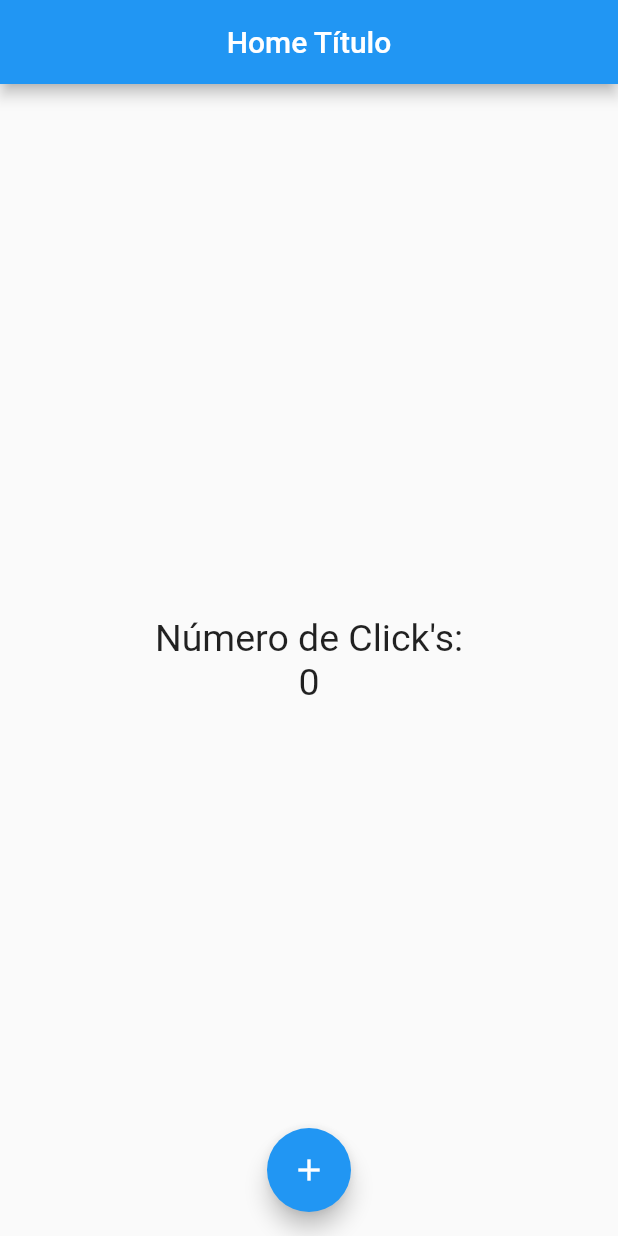
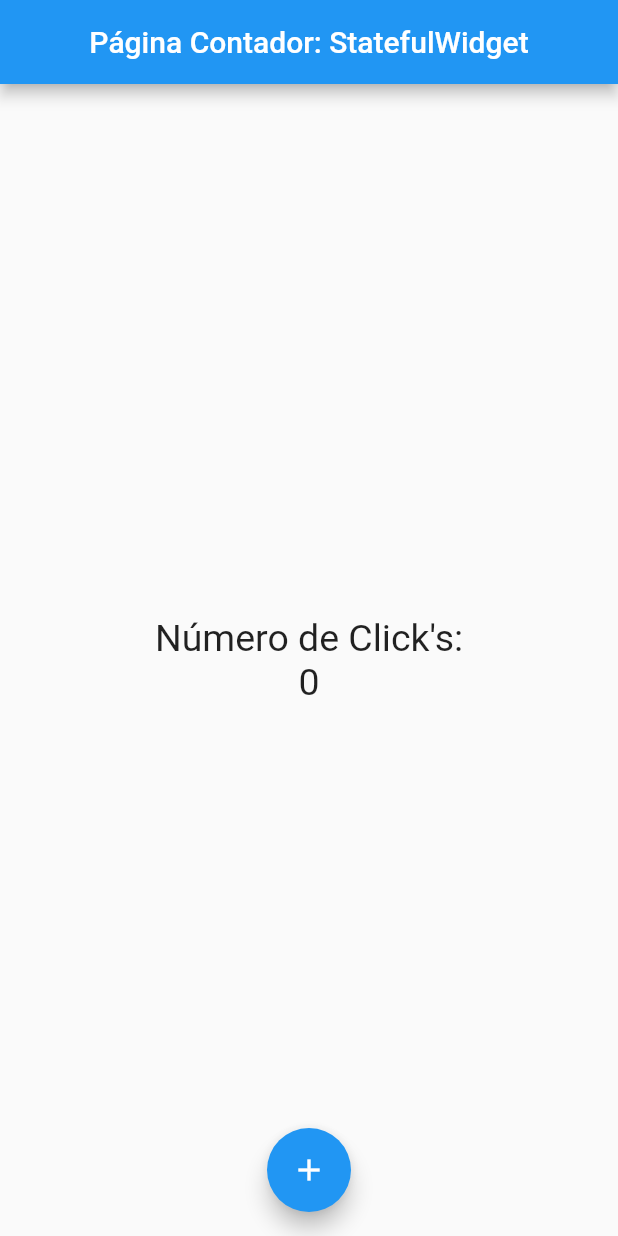
Before and after one commit to bayalad7/flutter-curso-contador, a Flutter app: the screen it shows after launch, on a phone screen of 412 x 824 dp. Run offline on Flutter 3.47's test engine with Material 2 defaults, Android fonts, the phone set to English and light mode, and no system bars.

Commit message:
feat(contador): counter page with a stateful widget

```diff
--- a/lib/src/app.dart
+++ b/lib/src/app.dart
@@ -2,7 +2,8 @@
 import 'package:flutter/material.dart';
 
 // Importaciones nuestras
-import 'pages/home.dart';
+// import 'pages/home.dart';
+import 'pages/contador.dart';
 
 // Creamos el widget que necesita la función runApp();
 class MyApp extends StatelessWidget {
@@ -38,7 +39,8 @@ class MyApp extends StatelessWidget {
      */
     return MaterialApp(
       home: Center(
-        child: PageHome(), // Importamos nuestra widget - página home
+        // child: PageHome(), // Importamos nuestro widget - página home
+        child: PageContador(), // Importamos nuestro widget - página contador
       ),
     );
   }
--- /dev/null
+++ b/lib/src/pages/contador.dart
@@ -0,0 +1,75 @@
+// Para el StatefulWidget primero tendremos que realizar la importación de material
+import 'package:flutter/material.dart';
+
+/*
+ * Notas Generales.
+ *  El StatefulWidget consta de dos clases;
+ *  01 - La primera clase es el StatefulWidget como tal
+ *  02 - La segunda clase es el estado que va a manejar ese StatefulWidget
+ */
+
+/*
+ * Notas.
+ * Clase del StatefulWidget (PageContador)
+ *  01 - Tenemos que realizar la implementación del StatefulWidget.createState
+ *  02 - El createState necesita retornar una nueva instancia del estado del StatefulWidget
+ *  03 - La clase StatefulWidget como tal, tiene una implementación interna del createState
+ *       y para utilizarla tenemos que sobrescribirla con el método @override
+ */
+class PageContador extends StatefulWidget {
+  @override
+  createState() => _PageContadorState();
+}
+
+/*
+ * Notas.
+ * Clase del estado para el StatefulWidget (PageContador)
+ *  01 - La clase del estado solamente se tiene que utilizar en la página del mismo StatefulWidget,
+ *       no se puede utilizar fuera de la misma página.
+ *  02 - Se le pone un “_” al inicio del nombre la clase, para indicar que esa clase va a ser privada.
+ *  03 - La clase State, es una clase de tipo genérica y necesitamos especificarle que StatefulWidget va a manejar.
+ *  04 - Tenemos que realizar la implementación del State.build como lo hacemos con los StatelessWidget
+ *  05 - Las propiedades que se van a declarar dentro del State del StatefulWidget, es un estándar
+ *       poner un “_” al inicio del nombre de esas propiedades.
+ *  06 - Después de realizar el onPressed del botón del floatingActionButton, tenemos que redibujar
+ *       el StatefulWidget con la función de setState para poder visualizar los cambios
+ */
+class _PageContadorState extends State<PageContador> {
+  final _fnt25 = new TextStyle(fontSize: 25);
+  int _inContador = 0;
+
+  @override
+  Widget build(BuildContext context) {
+    return Scaffold(
+      appBar: AppBar(
+        title: Text("Página Contador: StatefulWidget"),
+        centerTitle: true,
+      ),
+      body: Center(
+        child: Column(
+          mainAxisAlignment: MainAxisAlignment.center,
+          children: [
+            Text(
+              "Número de Click's:",
+              style: _fnt25,
+            ),
+            Text(
+              "$_inContador",
+              style: _fnt25,
+            ),
+          ],
+        ),
+      ),
+      floatingActionButton: FloatingActionButton(
+        child: Icon(Icons.add),
+        onPressed: () {
+          // print("Incremento en el contador $_inContador");
+          setState(() {
+            _inContador++;
+          });
+        },
+      ),
+      floatingActionButtonLocation: FloatingActionButtonLocation.centerFloat,
+    );
+  }
+}
--- a/lib/src/pages/home.dart
+++ b/lib/src/pages/home.dart
@@ -3,6 +3,8 @@ import 'package:flutter/material.dart';
 class PageHome extends StatelessWidget {
   // Declaramos una variable para reutilizar el código de los estilos
   final fnt25 = new TextStyle(fontSize: 25);
+
+  final contador = 10;
 
   /*
    * Notas.
@@ -18,13 +20,18 @@ class PageHome extends StatelessWidget {
    * 03 - Para ver los mensajes con print en VSCode, tenemos que abrir la consola del depuración
    * 04 - Con el floatingActionButtonLocation mevemos la ubicación del botón pero este widget al mismo
    *      del widget floatingActionButton dentro del Scaffold
+   *
+   * contador
+   * 01 - Para poder alterar el valor del contador, tenemos que utilizar un StatefulWidget
+   *      el cual nos va a permitir controlar el estado del contador ya que los StatelessWidget
+   *      no, nos permiten cambiar los valores de sus propiedades.
    */
 
   @override
   Widget build(BuildContext context) {
     return Scaffold(
       appBar: AppBar(
-        title: Text("Home Título"),
+        title: Text("Página Home: StatelessWidget"),
         centerTitle: true,
       ),
       body: Center(
@@ -36,7 +43,7 @@ class PageHome extends StatelessWidget {
               style: fnt25,
             ),
             Text(
-              "0",
+              "$contador",
               style: fnt25,
             ),
           ],
@@ -45,7 +52,8 @@ class PageHome extends StatelessWidget {
       floatingActionButton: FloatingActionButton(
         child: Icon(Icons.add),
         onPressed: () {
-          print("Hola mundo");
+          print("Incremento en el contador $contador");
+          // contador++;
         },
       ),
       floatingActionButtonLocation: FloatingActionButtonLocation.centerFloat,
```
